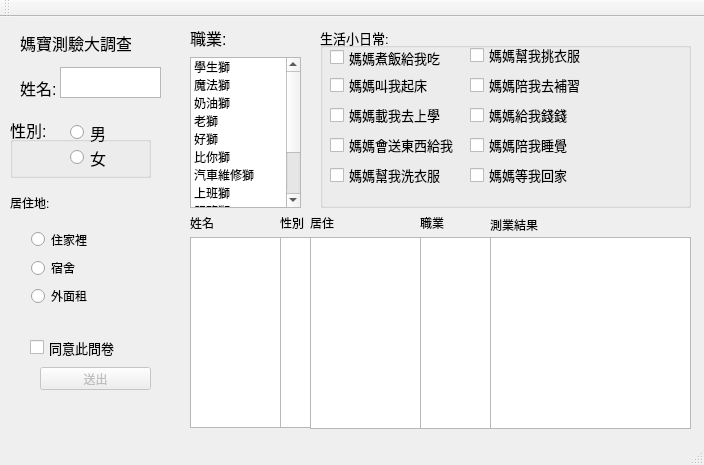
austin9900030/quation, file mainwindow.ui: the form before one commit.
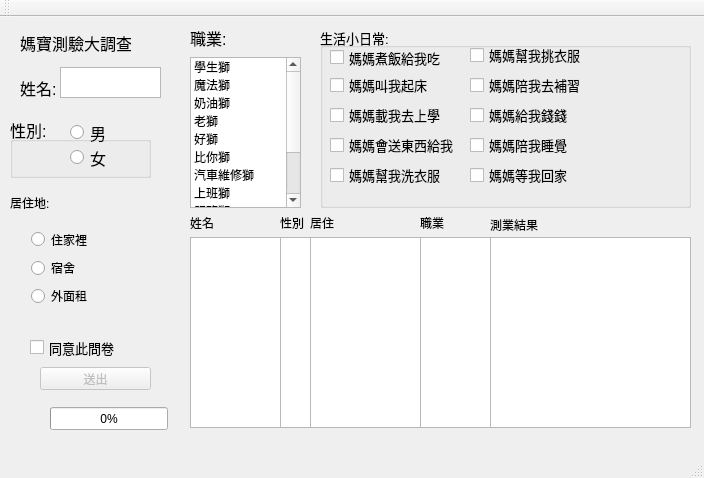
The form after the commit.

What changed in the file:
```diff
--- a/mainwindow.ui
+++ b/mainwindow.ui
@@ -7,7 +7,7 @@
     <x>0</x>
     <y>0</y>
     <width>704</width>
-    <height>465</height>
+    <height>478</height>
    </rect>
   </property>
   <property name="windowTitle">
@@ -472,7 +472,7 @@
       <x>310</x>
       <y>220</y>
       <width>111</width>
-      <height>192</height>
+      <height>191</height>
      </rect>
     </property>
    </widget>
@@ -495,7 +495,7 @@
       <x>420</x>
       <y>220</y>
       <width>71</width>
-      <height>192</height>
+      <height>191</height>
      </rect>
     </property>
    </widget>
@@ -518,7 +518,7 @@
       <x>490</x>
       <y>220</y>
       <width>201</width>
-      <height>192</height>
+      <height>191</height>
      </rect>
     </property>
    </widget>
@@ -535,6 +535,19 @@
      <string>測業結果</string>
     </property>
    </widget>
+   <widget class="QProgressBar" name="progressBar">
+    <property name="geometry">
+     <rect>
+      <x>50</x>
+      <y>390</y>
+      <width>118</width>
+      <height>23</height>
+     </rect>
+    </property>
+    <property name="value">
+     <number>0</number>
+    </property>
+   </widget>
   </widget>
   <widget class="QMenuBar" name="menuBar">
    <property name="geometry">
```
